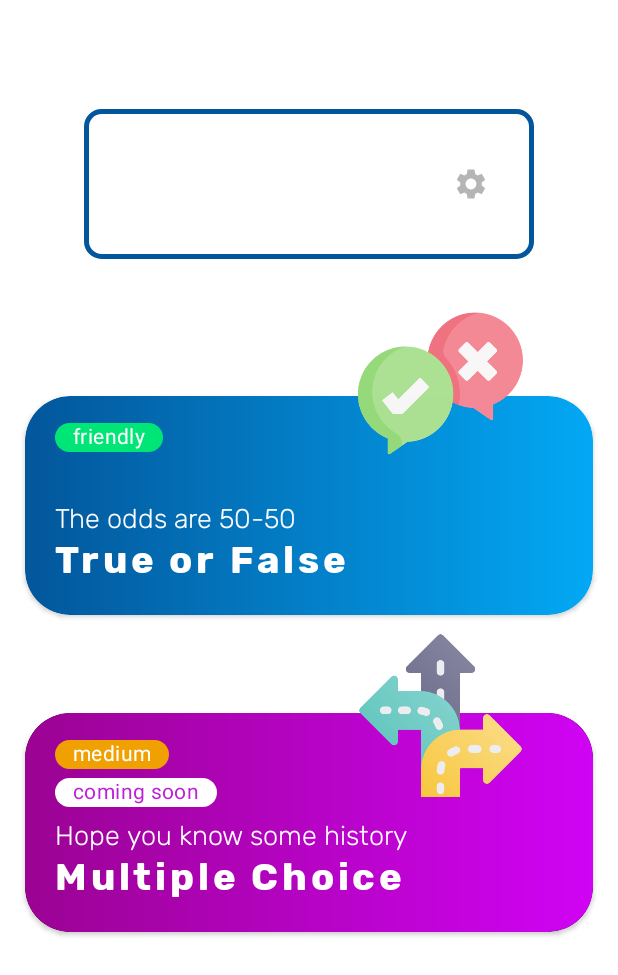
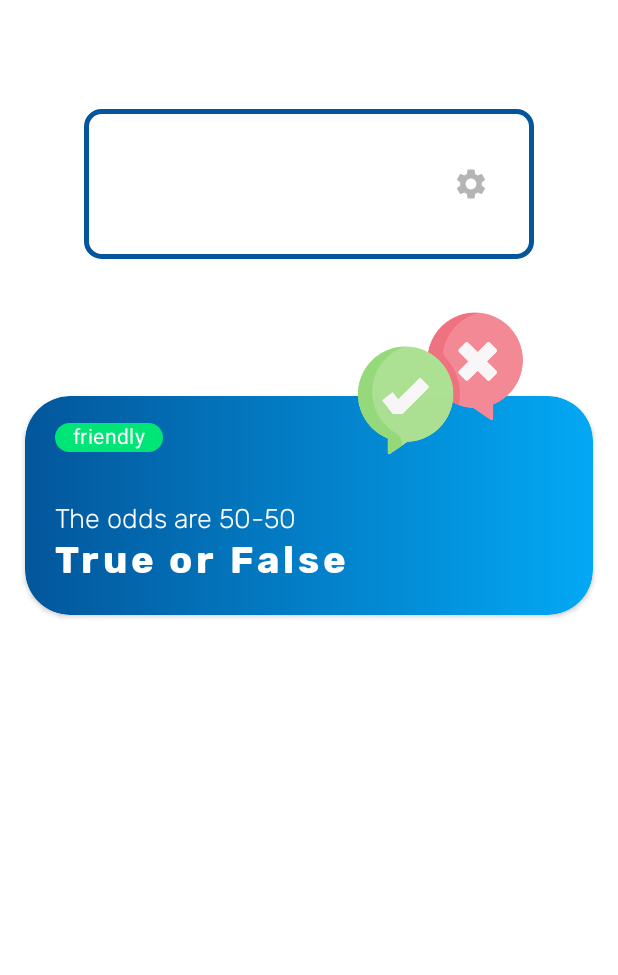
Before and after one commit to LoukasPap/Greek-History-Quizz-App, an Android app: the layout fragment_user_home.xml on its own in the app's theme, with its tools: preview values and no code run, on a phone screen of 412 x 824 dp. Shown: the top 975 px of the screen. Run offline under Robolectric (Android 15) with nearby library versions, the phone set to English and light mode, and no system bars.

Commit message:
Remove unused card in main menu

```diff
--- a/app/src/main/res/layout/fragment_user_home.xml
+++ b/app/src/main/res/layout/fragment_user_home.xml
@@ -108,6 +108,7 @@
             app:layout_constraintTop_toBottomOf="@+id/userInfo"
             app:layout_constraintVertical_bias="0.2" />
 
+<!--
         <ImageView
             android:layout_width="110dp"
             android:layout_height="110dp"
@@ -122,7 +123,7 @@
             app:layout_constraintStart_toStartOf="@+id/imageView2"
             app:layout_constraintTop_toBottomOf="@+id/cardView"
             app:layout_constraintVertical_bias="0.0" />
-
+-->
 
         <androidx.cardview.widget.CardView
             android:id="@+id/cardView"
@@ -200,7 +201,7 @@
 
         </androidx.cardview.widget.CardView>
 
-
+<!--
         <androidx.cardview.widget.CardView
             android:id="@+id/cardView2"
             android:layout_width="match_parent"
@@ -288,7 +289,8 @@
                 android:textSize="25sp" />
 
 
-        </androidx.cardview.widget.CardView>.?
+        </androidx.cardview.widget.CardView>
+        -->
 
 
     </androidx.constraintlayout.widget.ConstraintLayout>
```
